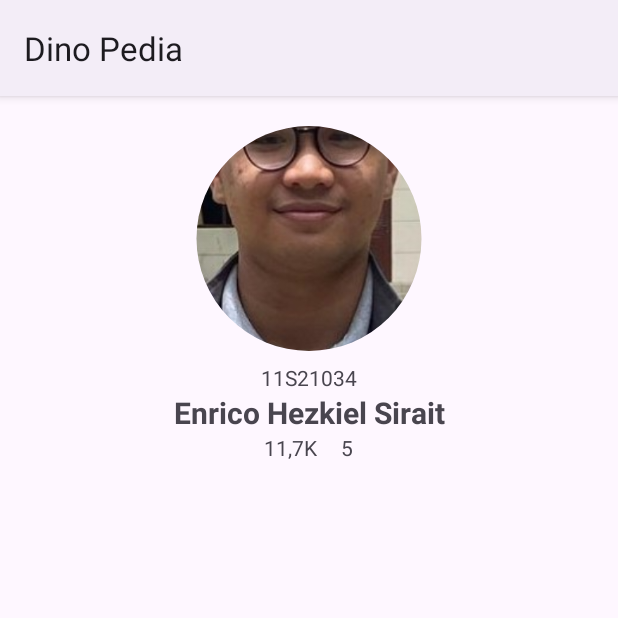
After one commit to ifs21034-itdel/dinopedia, an Android app: the DetailProfileActivity screen opened directly, with no data from a screen before it, on a phone screen of 412 x 824 dp, the top half of it. The commit adds this screen. Run offline under Robolectric (Android 15) with nearby library versions, the phone set to English and light mode, and no system bars; our stand-ins replace CircleImageView.

Commit message:
PR #8
Profil Final

```diff
--- a/app/build.gradle.kts
+++ b/app/build.gradle.kts
@@ -48,4 +48,5 @@ dependencies {
     testImplementation("junit:junit:4.13.2")
     androidTestImplementation("androidx.test.ext:junit:1.1.5")
     androidTestImplementation("androidx.test.espresso:espresso-core:3.5.1")
+    implementation ("de.hdodenhof:circleimageview:3.1.0")
 }
--- a/app/src/main/AndroidManifest.xml
+++ b/app/src/main/AndroidManifest.xml
@@ -12,6 +12,9 @@
         android:supportsRtl="true"
         android:theme="@style/Theme.DinoPedia"
         tools:targetApi="31">
+        <activity
+            android:name=".DetailProfileActivity"
+            android:exported="false" />
         <activity
             android:name=".DinosaurActivity"
             android:exported="false" />
--- /dev/null
+++ b/app/src/main/java/com/ifs21034/dinopedia/DetailProfileActivity.kt
@@ -0,0 +1,11 @@
+package com.ifs21034.dinopedia
+
+import androidx.appcompat.app.AppCompatActivity
+import android.os.Bundle
+
+class DetailProfileActivity : AppCompatActivity() {
+    override fun onCreate(savedInstanceState: Bundle?) {
+        super.onCreate(savedInstanceState)
+        setContentView(R.layout.activity_detail_profile)
+    }
+}
--- a/app/src/main/java/com/ifs21034/dinopedia/FamiliActivity.kt
+++ b/app/src/main/java/com/ifs21034/dinopedia/FamiliActivity.kt
@@ -6,7 +6,6 @@ import android.content.res.Configuration
 import android.os.Bundle
 import android.view.Menu
 import android.view.MenuItem
-import android.widget.Toast
 import androidx.appcompat.app.AppCompatActivity
 import androidx.recyclerview.widget.GridLayoutManager
 import androidx.recyclerview.widget.LinearLayoutManager
@@ -35,8 +34,8 @@ class FamiliActivity : AppCompatActivity() {
     override fun onOptionsItemSelected(item: MenuItem): Boolean {
         when (item.itemId) {
             R.id.menu_about -> {
-                Toast.makeText(this, "Memilih menu about",
-                    Toast.LENGTH_SHORT).show()
+                val intent = Intent(this@FamiliActivity, DetailProfileActivity::class.java)
+                startActivity(intent)
             }
             else -> return super.onOptionsItemSelected(item)
         }
--- /dev/null
+++ b/app/src/main/res/layout/activity_detail_profile.xml
@@ -0,0 +1,57 @@
+<?xml version="1.0" encoding="utf-8"?>
+<LinearLayout xmlns:android="http://schemas.android.com/apk/res/android"
+    xmlns:app="http://schemas.android.com/apk/res-auto"
+    xmlns:tools="http://schemas.android.com/tools"
+    android:orientation="vertical"
+    android:layout_width="match_parent"
+    android:layout_height="match_parent"
+    tools:context=".DetailProfileActivity">
+
+    <de.hdodenhof.circleimageview.CircleImageView
+        android:id="@+id/profile_image"
+        android:layout_width="wrap_content"
+        android:layout_height="150dp"
+        android:layout_marginTop="20dp"
+        android:layout_marginBottom="8dp"
+        android:src="@drawable/profile_picture" />
+
+    <TextView
+        android:id="@+id/username"
+        android:layout_width="match_parent"
+        android:layout_height="wrap_content"
+        android:text="@string/nim"
+        android:textAlignment="center" />
+
+    <TextView
+        android:id="@+id/name"
+        android:layout_width="match_parent"
+        android:layout_height="wrap_content"
+        android:text="@string/namaku"
+        android:textAlignment="center"
+        android:textSize="20sp"
+        android:textStyle="bold" />
+
+    <LinearLayout
+        android:layout_width="match_parent"
+        android:layout_height="wrap_content"
+        android:orientation="horizontal">
+
+        <TextView
+            android:id="@+id/followers"
+            android:layout_width="wrap_content"
+            android:layout_height="wrap_content"
+            android:layout_marginEnd="8dp"
+            android:layout_weight="1"
+            android:text="@string/followers"
+            android:textAlignment="viewEnd" />
+
+        <TextView
+            android:id="@+id/following"
+            android:layout_width="wrap_content"
+            android:layout_height="wrap_content"
+            android:layout_marginStart="8dp"
+            android:layout_weight="1"
+            android:text="@string/following"
+            android:textAlignment="viewStart" />
+    </LinearLayout>
+</LinearLayout>
--- a/app/src/main/res/values/strings.xml
+++ b/app/src/main/res/values/strings.xml
@@ -1,6 +1,10 @@
 <resources>
     <string name="app_name">Dino Pedia</string>
     <string name="about">About</string>
+    <string name="nim">11S21034</string>
+    <string name="namaku">Enrico Hezkiel Sirait</string>
+    <string name="followers">11,7K</string>
+    <string name="following">5</string>
 
 
     <string name="info_famili_icon">Ikon Famili</string>
```
Also changed, not shown: app/src/main/res/drawable/profile_picture.png (added).
